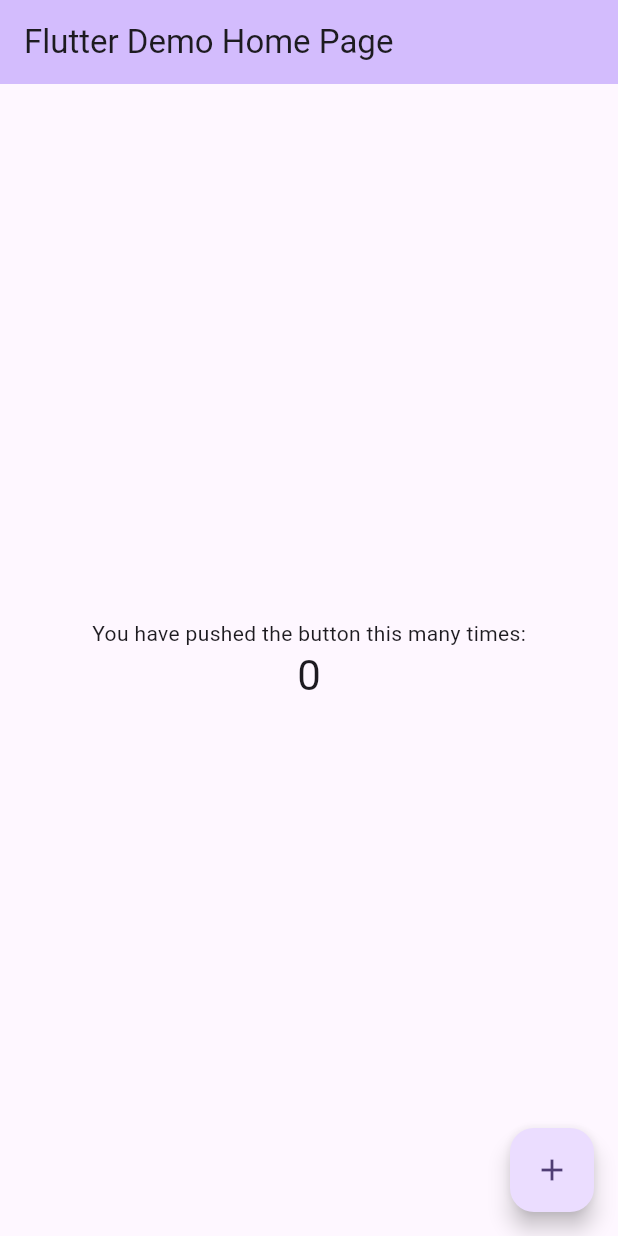
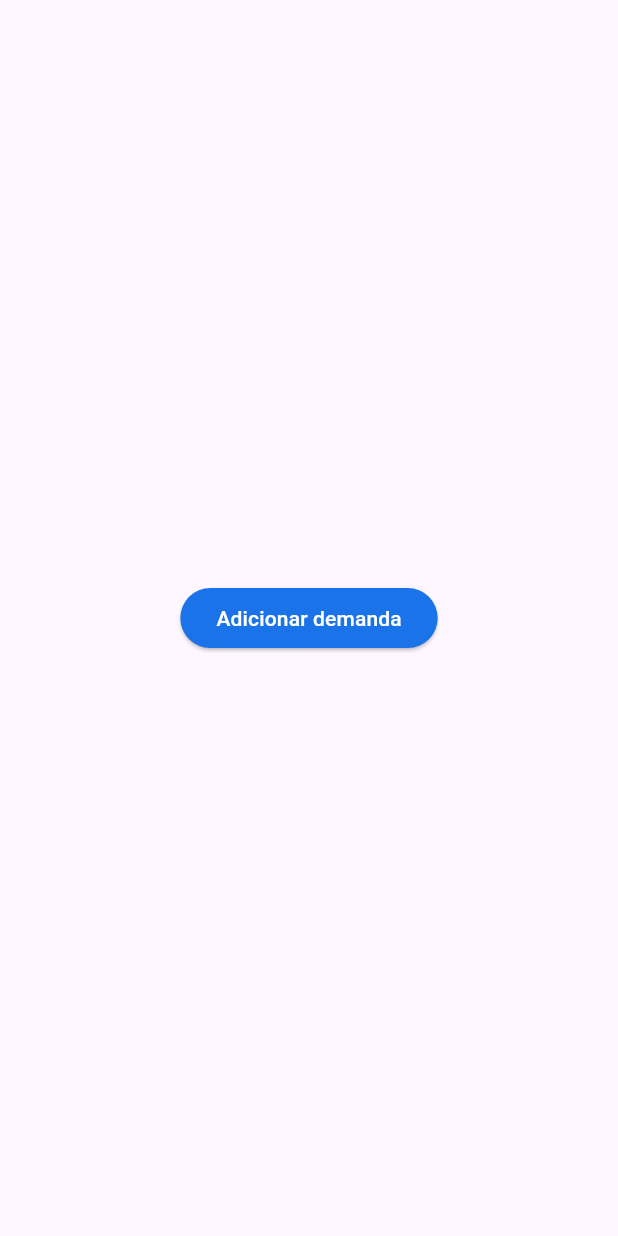
Before and after one commit to JAugustoM/Gestao-Catavento, a Flutter app: the screen it shows after launch, on a phone screen of 412 x 824 dp. Run offline on Flutter 3.47's test engine with Material 3 defaults, Android fonts, the phone set to English and light mode, and no system bars.

Commit message:
feat: adicionar pasta screens e criar página DashboardAdmin Co-authored-by: Samara Alvess  <SamaraAlvess@users.noreply.github.com> Co-authored-by: Danielle Soaress <danielle-soaress@users.noreply.github.com>  Co-authored-by: Leticia-Arisa-K-Higa <Leticia-Arisa-K-Higa@users.noreply.github.com>

```diff
--- a/catavento/lib/main.dart
+++ b/catavento/lib/main.dart
@@ -1,125 +1,17 @@
 import 'package:flutter/material.dart';
+import 'screens/dashboard_admin.dart'; // Importando a tela DashboardAdmin
 
 void main() {
-  runApp(const MyApp());
+  runApp(MyApp());
 }
 
 class MyApp extends StatelessWidget {
-  const MyApp({super.key});
-
-  // This widget is the root of your application.
   @override
   Widget build(BuildContext context) {
     return MaterialApp(
-      title: 'Flutter Demo',
-      theme: ThemeData(
-        // This is the theme of your application.
-        //
-        // TRY THIS: Try running your application with "flutter run". You'll see
-        // the application has a purple toolbar. Then, without quitting the app,
-        // try changing the seedColor in the colorScheme below to Colors.green
-        // and then invoke "hot reload" (save your changes or press the "hot
-        // reload" button in a Flutter-supported IDE, or press "r" if you used
-        // the command line to start the app).
-        //
-        // Notice that the counter didn't reset back to zero; the application
-        // state is not lost during the reload. To reset the state, use hot
-        // restart instead.
-        //
-        // This works for code too, not just values: Most code changes can be
-        // tested with just a hot reload.
-        colorScheme: ColorScheme.fromSeed(seedColor: Colors.deepPurple),
-        useMaterial3: true,
-      ),
-      home: const MyHomePage(title: 'Flutter Demo Home Page'),
+      title: 'Flutter DashBoard',
+      // A tela inicial será a DashBoardAdmin
+      home: DashBoardAdmin(),
     );
   }
 }
-
-class MyHomePage extends StatefulWidget {
-  const MyHomePage({super.key, required this.title});
-
-  // This widget is the home page of your application. It is stateful, meaning
-  // that it has a State object (defined below) that contains fields that affect
-  // how it looks.
-
-  // This class is the configuration for the state. It holds the values (in this
-  // case the title) provided by the parent (in this case the App widget) and
-  // used by the build method of the State. Fields in a Widget subclass are
-  // always marked "final".
-
-  final String title;
-
-  @override
-  State<MyHomePage> createState() => _MyHomePageState();
-}
-
-class _MyHomePageState extends State<MyHomePage> {
-  int _counter = 0;
-
-  void _incrementCounter() {
-    setState(() {
-      // This call to setState tells the Flutter framework that something has
-      // changed in this State, which causes it to rerun the build method below
-      // so that the display can reflect the updated values. If we changed
-      // _counter without calling setState(), then the build method would not be
-      // called again, and so nothing would appear to happen.
-      _counter++;
-    });
-  }
-
-  @override
-  Widget build(BuildContext context) {
-    // This method is rerun every time setState is called, for instance as done
-    // by the _incrementCounter method above.
-    //
-    // The Flutter framework has been optimized to make rerunning build methods
-    // fast, so that you can just rebuild anything that needs updating rather
-    // than having to individually change instances of widgets.
-    return Scaffold(
-      appBar: AppBar(
-        // TRY THIS: Try changing the color here to a specific color (to
-        // Colors.amber, perhaps?) and trigger a hot reload to see the AppBar
-        // change color while the other colors stay the same.
-        backgroundColor: Theme.of(context).colorScheme.inversePrimary,
-        // Here we take the value from the MyHomePage object that was created by
-        // the App.build method, and use it to set our appbar title.
-        title: Text(widget.title),
-      ),
-      body: Center(
-        // Center is a layout widget. It takes a single child and positions it
-        // in the middle of the parent.
-        child: Column(
-          // Column is also a layout widget. It takes a list of children and
-          // arranges them vertically. By default, it sizes itself to fit its
-          // children horizontally, and tries to be as tall as its parent.
-          //
-          // Column has various properties to control how it sizes itself and
-          // how it positions its children. Here we use mainAxisAlignment to
-          // center the children vertically; the main axis here is the vertical
-          // axis because Columns are vertical (the cross axis would be
-          // horizontal).
-          //
-          // TRY THIS: Invoke "debug painting" (choose the "Toggle Debug Paint"
-          // action in the IDE, or press "p" in the console), to see the
-          // wireframe for each widget.
-          mainAxisAlignment: MainAxisAlignment.center,
-          children: <Widget>[
-            const Text(
-              'You have pushed the button this many times:',
-            ),
-            Text(
-              '$_counter',
-              style: Theme.of(context).textTheme.headlineMedium,
-            ),
-          ],
-        ),
-      ),
-      floatingActionButton: FloatingActionButton(
-        onPressed: _incrementCounter,
-        tooltip: 'Increment',
-        child: const Icon(Icons.add),
-      ), // This trailing comma makes auto-formatting nicer for build methods.
-    );
-  }
-}
--- /dev/null
+++ b/catavento/lib/screens/dashboard_admin.dart
@@ -0,0 +1,28 @@
+import 'package:flutter/material.dart';
+
+class DashBoardAdmin extends StatelessWidget {
+  const DashBoardAdmin({super.key});
+
+  @override
+  Widget build(BuildContext context) {
+    return Scaffold(
+
+      body: Center(
+        child: ElevatedButton(onPressed: (){
+
+        },
+          style: ElevatedButton.styleFrom(
+            backgroundColor:  Color(0xFF1A73E8),
+            shape: RoundedRectangleBorder(
+              borderRadius: BorderRadius.circular(22)
+            )
+          ),
+          child: Text("Adicionar demanda" , style: TextStyle(
+            color: Colors.white,
+
+          ),),
+        ),
+      ),
+    );
+  }
+}
```
Also changed, not shown: catavento/pubspec.lock.
